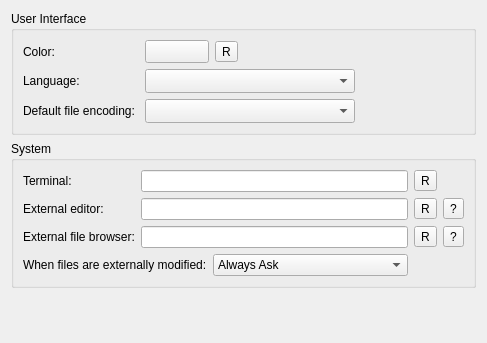
This is src/plugins/coreplugin/generalsettings.ui in qt-creator/qt-creator as Qt 5 draws it before an edit. The edited form follows.
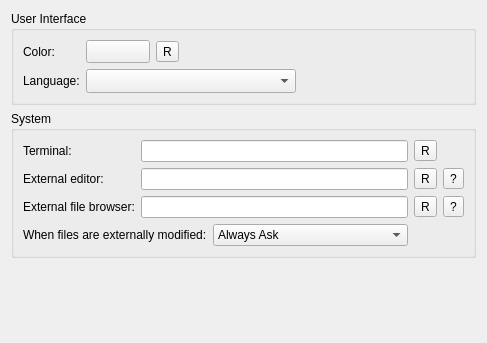
This is the edited form. Icons and pictures are not drawn. Custom widgets are drawn as their Qt base class.

Commit message: move default encoding setting to text editor/behavior

```diff
--- a/src/plugins/coreplugin/generalsettings.ui
+++ b/src/plugins/coreplugin/generalsettings.ui
@@ -104,46 +104,6 @@
         </item>
        </layout>
       </item>
-      <item row="3" column="0">
-       <widget class="QLabel" name="encodingLabel">
-        <property name="text">
-         <string>Default file encoding: </string>
-        </property>
-       </widget>
-      </item>
-      <item row="3" column="1">
-       <layout class="QHBoxLayout" name="horizontalLayout_6">
-        <item>
-         <widget class="QComboBox" name="encodingBox">
-          <property name="sizePolicy">
-           <sizepolicy hsizetype="Preferred" vsizetype="Fixed">
-            <horstretch>0</horstretch>
-            <verstretch>0</verstretch>
-           </sizepolicy>
-          </property>
-          <property name="sizeAdjustPolicy">
-           <enum>QComboBox::AdjustToMinimumContentsLengthWithIcon</enum>
-          </property>
-          <property name="minimumContentsLength">
-           <number>20</number>
-          </property>
-         </widget>
-        </item>
-        <item>
-         <spacer name="horizontalSpacer_6">
-          <property name="orientation">
-           <enum>Qt::Horizontal</enum>
-          </property>
-          <property name="sizeHint" stdset="0">
-           <size>
-            <width>285</width>
-            <height>20</height>
-           </size>
-          </property>
-         </spacer>
-        </item>
-       </layout>
-      </item>
       <item row="2" column="0">
        <widget class="QLabel" name="languageLabel">
         <property name="text">
```
The commit also changes 5 other files.
